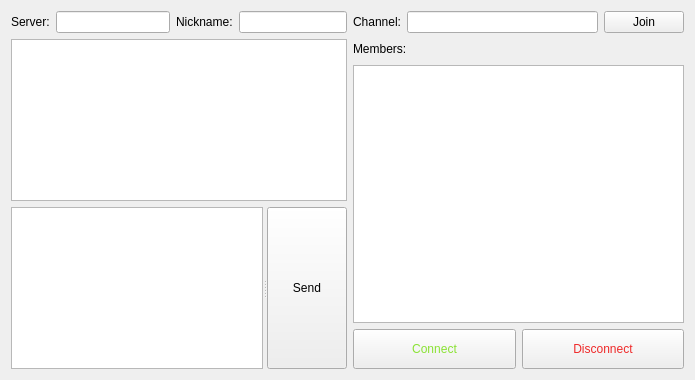
Old version of the form Chat_Client/mainwindow.ui in the repository benliepert/networks-project.
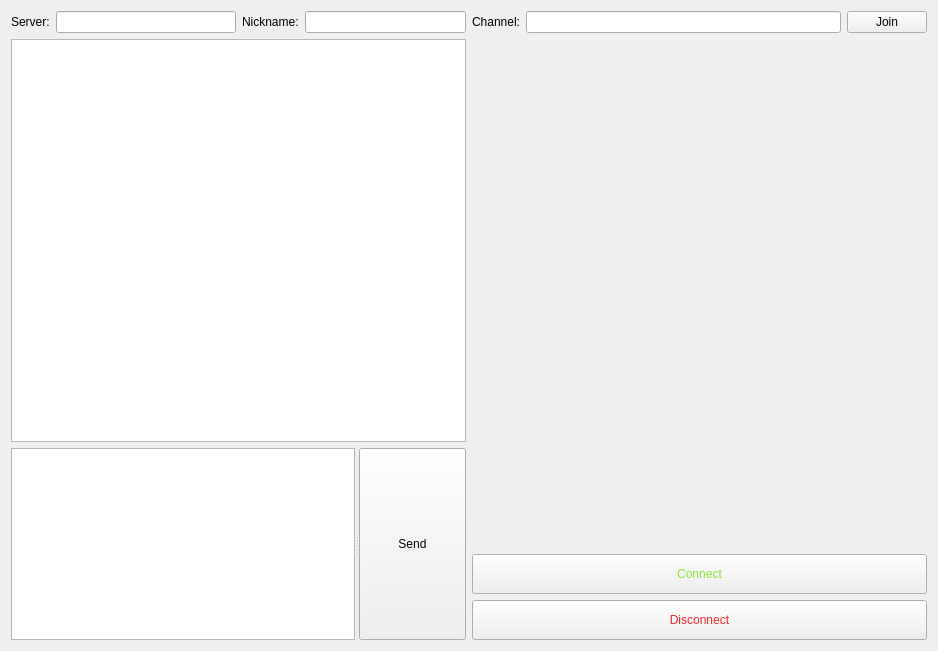
New version of the form.

```diff
--- a/Chat_Client/mainwindow.ui
+++ b/Chat_Client/mainwindow.ui
@@ -6,15 +6,15 @@
    <rect>
     <x>0</x>
     <y>0</y>
-    <width>695</width>
-    <height>380</height>
+    <width>938</width>
+    <height>651</height>
    </rect>
   </property>
   <property name="windowTitle">
    <string>I bought an '83 cutlass for the weekend</string>
   </property>
   <widget class="QWidget" name="centralWidget">
-   <layout class="QHBoxLayout" name="horizontalLayout_7">
+   <layout class="QHBoxLayout" name="horizontalLayout_5">
     <item>
      <layout class="QGridLayout" name="gridLayout">
       <item row="2" column="0">
@@ -91,34 +91,18 @@
        </layout>
       </item>
       <item>
-       <layout class="QHBoxLayout" name="horizontalLayout_5">
-        <item>
-         <widget class="QLabel" name="label_3">
-          <property name="text">
-           <string>Members:</string>
-          </property>
-         </widget>
-        </item>
-        <item>
-         <spacer name="horizontalSpacer_2">
+       <spacer name="verticalSpacer">
           <property name="orientation">
-           <enum>Qt::Horizontal</enum>
+         <enum>Qt::Vertical</enum>
           </property>
           <property name="sizeHint" stdset="0">
            <size>
-            <width>40</width>
-            <height>20</height>
+          <width>20</width>
+          <height>40</height>
            </size>
           </property>
          </spacer>
         </item>
-       </layout>
-      </item>
-      <item>
-       <widget class="QTextBrowser" name="tb_members"/>
-      </item>
-      <item>
-       <layout class="QHBoxLayout" name="horizontalLayout_6">
         <item>
          <widget class="QPushButton" name="pb_connect">
           <property name="minimumSize">
@@ -152,8 +136,6 @@
            <string>Disconnect</string>
           </property>
          </widget>
-        </item>
-       </layout>
       </item>
      </layout>
     </item>
```
Lines whose indentation alone changed are shown as unchanged.
